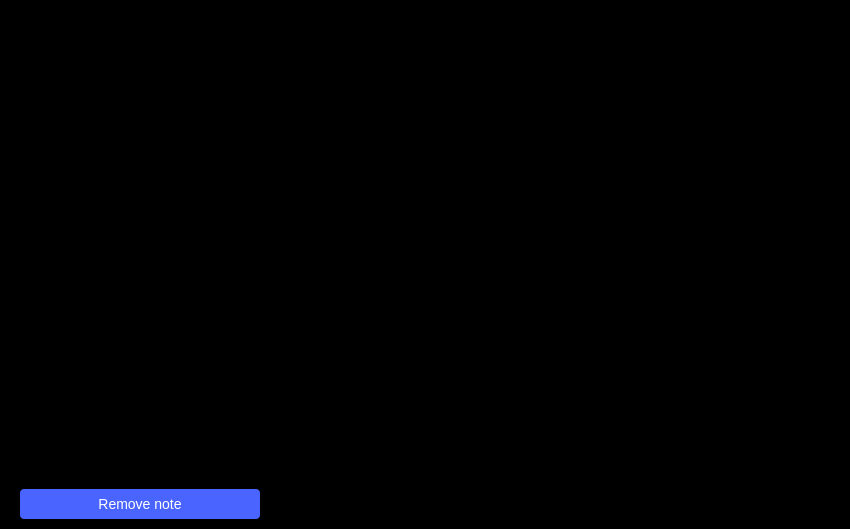
analogdevicesinc/scopy, file ui/user_note_page.ui: the form before one commit.
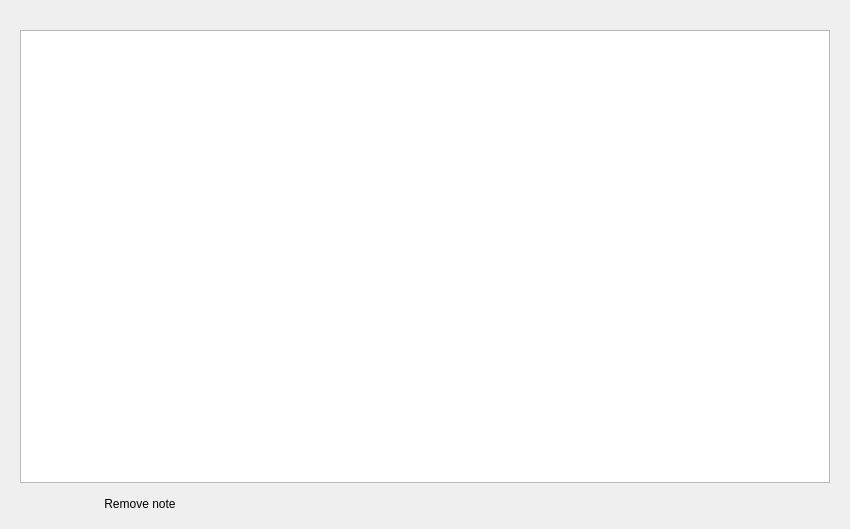
The form after the commit.

Patch:
```diff
--- a/ui/user_note_page.ui
+++ b/ui/user_note_page.ui
@@ -13,9 +13,6 @@
   <property name="windowTitle">
    <string>Form</string>
   </property>
-  <property name="styleSheet">
-   <string notr="true">background-color: black;</string>
-  </property>
   <layout class="QGridLayout" name="gridLayout">
    <property name="leftMargin">
     <number>20</number>
@@ -34,10 +31,6 @@
    </item>
    <item row="0" column="0">
     <widget class="QLabel" name="label">
-     <property name="styleSheet">
-      <string notr="true">color: white;
-font-size: 14px;</string>
-     </property>
      <property name="text">
       <string/>
      </property>
@@ -66,26 +59,7 @@
      <property name="styleSheet">
       <string notr="true">QPushButton {
   	border: 0px;
-  	border-radius: 4px;
-  	background-color: #4a64ff;
-	color: #ffffff;
-  	font-size: 14px;
-}
-
-QPushButton:hover
-{
-background-color: #4a34ff;
-}
-
-QPushButton:disabled {
-background-color: gray;
-color:white;
-}
-
-QPushButton:disabled {
-  background-color:  #727273;
-}
-</string>
+}</string>
      </property>
      <property name="text">
       <string>Remove note</string>
```
Left out of the diff: 6 changed lines with no effect on the pictures.
